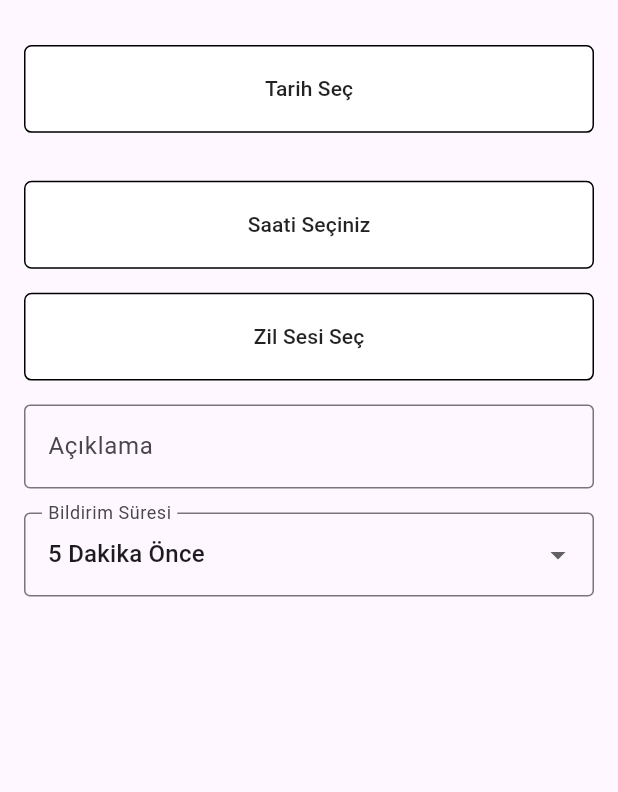
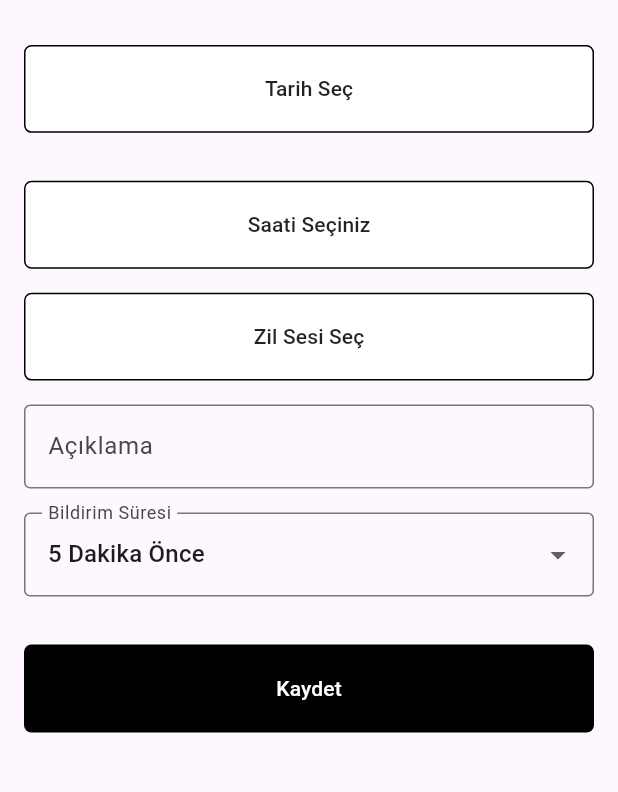
Before and after one commit to BerkanCamoglu/FlutterAlarmApp, a Flutter app: the AddAlarmView screen opened directly, on a phone screen of 412 x 824 dp, the part 63-855 px from its top. Run offline on Flutter 3.47's test engine with Material 3 defaults, Android fonts, the phone set to English and light mode, and no system bars; our stand-ins replace flutter_screenutil, get, internet_connection_checker, just_audio, shared_preferences, sqflite; missing offline and left inert: flutter_system_ringtones; accounts and stored records are empty.

Commit message:
alarm ekleme ve sergileme

```diff
--- a/lib/main.dart
+++ b/lib/main.dart
@@ -34,5 +34,4 @@ git add .
 git commit -m "<your commit is here>"
 git push origin <branchName>
  */
-
 //
--- a/lib/product/models/alarm_model.dart
+++ b/lib/product/models/alarm_model.dart
@@ -4,11 +4,15 @@ class AlarmModel extends DatabaseModel<AlarmModel> {
   int? id;
   DateTime? dateTime;
   String? title;
+  String? ringtoneTitle;
+  String? ringtonePath;
 
   AlarmModel({
     this.id,
     this.dateTime,
     this.title,
+    this.ringtoneTitle,
+    this.ringtonePath,
   });
 
   AlarmModel.fromJson(Map<String, dynamic> json) {
@@ -25,6 +29,8 @@ class AlarmModel extends DatabaseModel<AlarmModel> {
     data['dateTime'] =
         dateTime?.toIso8601String(); // Convert DateTime to string
     data['title'] = title;
+    data['ringtoneTitle'] = ringtoneTitle;
+    data['ringtonePath'] = ringtonePath;
     return data;
   }
 
--- a/lib/product/services/database/alarm_database_provider.dart
+++ b/lib/product/services/database/alarm_database_provider.dart
@@ -17,6 +17,8 @@ class AlarmDatabaseProvider extends DatabaseProvider<AlarmModel> {
   String _columnId = "id";
   String _columnDatetime = "dateTime";
   String _columnTitle = "title";
+  String _columnRingtoneTitle = "ringtoneTitle";
+  String _columnRingtonePath = "ringtonePath";
 
   Future<Database> get database async {
     if (_database != null) return _database!;
@@ -38,7 +40,9 @@ class AlarmDatabaseProvider extends DatabaseProvider<AlarmModel> {
       '''CREATE TABLE $_alarmTableName (
       $_columnId INTEGER PRIMARY KEY AUTOINCREMENT,
       $_columnDatetime DATETIME,
-      $_columnTitle CHAR(45)
+      $_columnTitle CHAR(45),
+      $_columnRingtoneTitle CHAR(45),
+      $_columnRingtonePath CHAR(45)
     )
     ''',
     );
--- a/lib/view/app/alarm/add/add_alarm_view.dart
+++ b/lib/view/app/alarm/add/add_alarm_view.dart
@@ -24,8 +24,7 @@ class AddAlarmView extends StatelessWidget {
       ),
       body: Padding(
         padding: const EdgeInsets.all(16.0),
-        child: Column(
-          crossAxisAlignment: CrossAxisAlignment.center,
+        child: ListView(
           children: [
             Container(
               width: 360.w,
@@ -86,7 +85,7 @@ class AddAlarmView extends StatelessWidget {
             ),
             const SizedBox(height: 16.0),
             TextField(
-              onChanged: (value) => controller.onDescriptionChanged(value),
+              onChanged: (value) => controller.onAlarmTitleChanged(value),
               decoration: const InputDecoration(
                 labelText: 'Açıklama',
                 border: OutlineInputBorder(),
@@ -108,6 +107,26 @@ class AddAlarmView extends StatelessWidget {
               onChanged: (int? value) =>
                   controller.onNotificationMinutesChanged(value),
             ),
+            const SizedBox(height: 32.0),
+            Container(
+              width: 360.w,
+              height: 60.h,
+              decoration: BoxDecoration(
+                color: Colors.black,
+                borderRadius: BorderRadius.circular(5),
+              ),
+              child: MaterialButton(
+                onPressed: () {
+                  controller.saveRingtone();
+                },
+                child: Text(
+                  "Kaydet",
+                  style: TextStyle(
+                    color: Colors.white,
+                  ),
+                ),
+              ),
+            ),
           ],
         ),
       ),
--- a/lib/view/app/app_controller.dart
+++ b/lib/view/app/app_controller.dart
@@ -1,6 +1,7 @@
 import 'package:flutteralarmapp/view/app/alarm/add/add_alarm_view.dart';
 import 'package:flutteralarmapp/view/app/alarm/add/add_alarm_view_controller.dart';
 import 'package:flutteralarmapp/view/app/alarm/alarm_view.dart';
+import 'package:flutteralarmapp/view/app/alarm/alarm_view_controller.dart';
 import 'package:flutteralarmapp/view/app/home/home_view.dart';
 import 'package:get/get.dart';
 import 'package:flutter/material.dart';
@@ -9,6 +10,7 @@ class AppBinding extends Bindings {
   @override
   void dependencies() {
     Get.lazyPut(() => AppController());
+    Get.lazyPut(() => AlarmViewController());
   }
 }
 
```
Also changed, not shown: lib/view/app/alarm/add/add_alarm_view_controller.dart (+36 -8 lines), lib/view/app/alarm/alarm_view.dart (+30 -6 lines), lib/view/app/alarm/alarm_view_controller.dart (added, +42 -0 lines).
